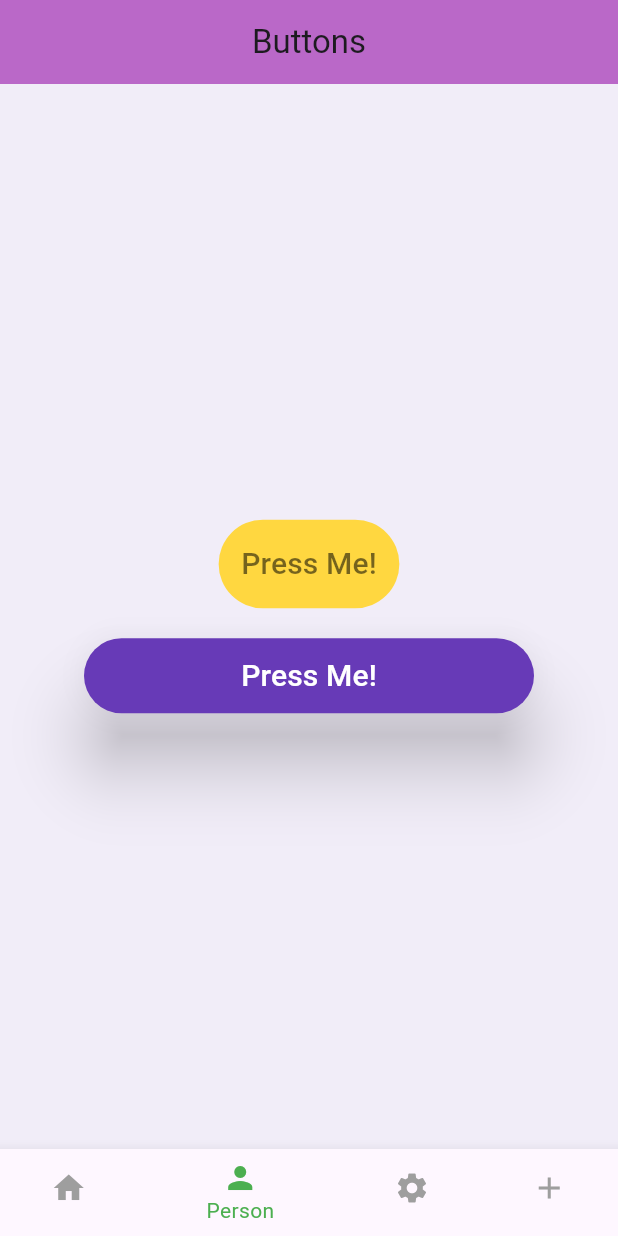
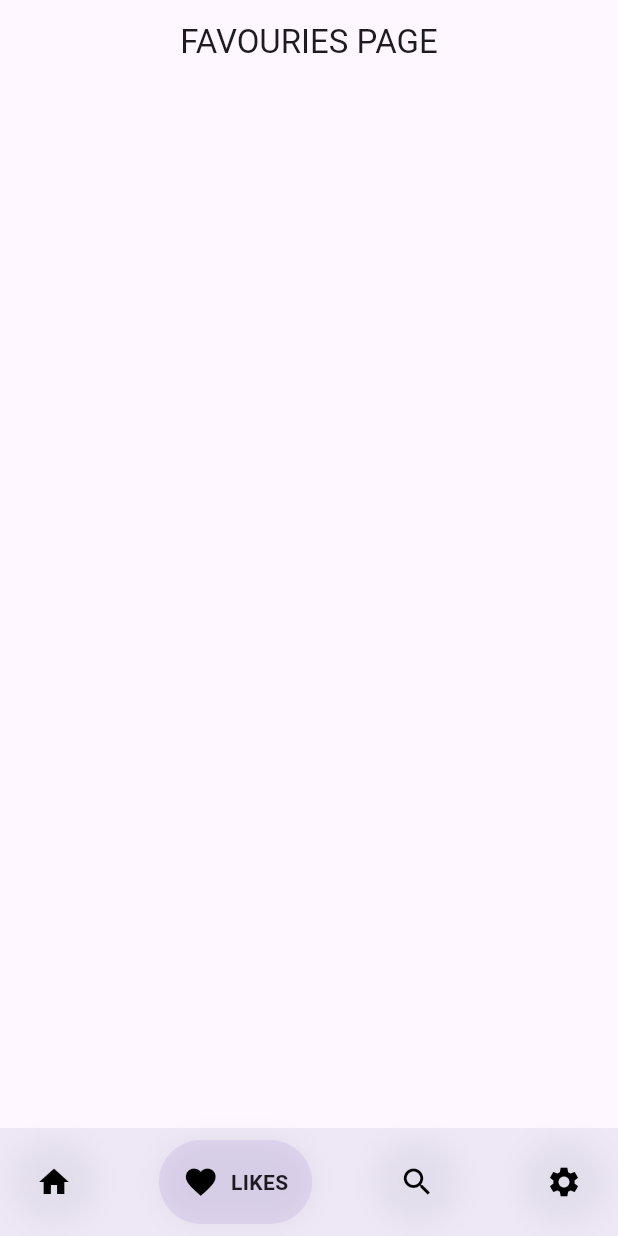
Before and after one commit to SheryarTahir/Important_Widgets, a Flutter app: the screen it shows after launch, item 2 of the bottom bar chosen, on a phone screen of 412 x 824 dp. Run offline on Flutter 3.47's test engine with Material 3 defaults, Android fonts, the phone set to English and light mode, and no system bars; drawn by our look-alikes of google_nav_bar; our stand-ins replace animated_text_kit, cached_network_image.

Commit message:
ModernNavBar

```diff
--- a/lib/main.dart
+++ b/lib/main.dart
@@ -1,3 +1,7 @@
+import 'package:Thirty_Widgets/pages/home.dart';
+import 'package:Thirty_Widgets/pages/like.dart';
+import 'package:Thirty_Widgets/pages/search.dart';
+import 'package:Thirty_Widgets/pages/setting.dart';
 import 'package:Thirty_Widgets/widgets/ListGrid.dart';
 import 'package:Thirty_Widgets/widgets/alertdialog.dart';
 import 'package:Thirty_Widgets/widgets/animated_text.dart';
@@ -11,6 +15,7 @@ import 'package:Thirty_Widgets/widgets/drawer.dart';
 import 'package:Thirty_Widgets/widgets/dropdown_list.dart';
 import 'package:Thirty_Widgets/widgets/dropdownlistprac.dart';
 import 'package:Thirty_Widgets/widgets/image.dart';
+import 'package:Thirty_Widgets/widgets/modern_nav_bar.dart';
 import 'package:Thirty_Widgets/widgets/rowsandcols.dart';
 import 'package:Thirty_Widgets/widgets/snackbar.dart';
 import 'package:flutter/material.dart';
@@ -28,7 +33,7 @@ class MyApp extends StatelessWidget {
         brightness: Brightness.light,
         primaryColor: Colors.deepPurple.shade50,
       ),
-      home: const BottomNavBarPrac(),
+      home: const ModernNavBar(),
     );
   }
 }
--- /dev/null
+++ b/lib/pages/like.dart
@@ -0,0 +1,12 @@
+import 'package:flutter/material.dart';
+
+class LikePage extends StatelessWidget {
+  const LikePage({super.key});
+
+  @override
+  Widget build(BuildContext context) {
+    return Scaffold(
+      appBar: AppBar(title: Center(child: Text('FAVOURIES PAGE')),),
+    );
+  }
+}
--- a/lib/widgets/bottom_nav_bar.dart
+++ b/lib/widgets/bottom_nav_bar.dart
@@ -1,5 +1,3 @@
-import 'package:Thirty_Widgets/widgets/bottom_navigation_bar.dart';
-import 'package:Thirty_Widgets/widgets/button.dart';
 import 'package:flutter/material.dart';
 
 class BottomNavBarPrac extends StatefulWidget {
@@ -13,47 +11,99 @@ class _BottomNavBarPracState extends State<BottomNavBarPrac> {
 
   int selectedIndex = 0;
 
-  PageController pageController = PageController();
-  // List<Widget> widgets = [
-  //   Text('HOME'),
-  //   Text('PERSON'),
-  //   Text('SETTING'),
-  //   Text('ADD'),
-  // ];
+  List<Widget> widgets = [
+    Text('H O M E'),
+    Text('S E A R C H'),
+    Text('S E T T I N G S'),
+    Text('A D D'),
+  ];
+
   void onTapped(int index) {
     setState(() {
       selectedIndex = index;
     });
-    pageController.jumpToPage(index);
-
   }
   @override
   Widget build(BuildContext context) {
     return Scaffold(
       backgroundColor: Colors.deepPurple.shade100,
-      // appBar: AppBar(
-      //   backgroundColor: Colors.deepPurple.shade200,
-      //   title: Text('Bottom Navigation Bar'),
-      // ),
-      body: PageView(
-        controller: pageController,
-        children: [
-          ButtonWidget(),
-        ],
-      ),
-      // Center(child: widgets.elementAt(selectedIndex)),
-      bottomNavigationBar: BottomNavigationBar(
-        items: const <BottomNavigationBarItem>[
-        BottomNavigationBarItem(icon: Icon(Icons.home), label: 'HOME'),
-        BottomNavigationBarItem(icon: Icon(Icons.person), label: 'Person'),
-        BottomNavigationBarItem(icon: Icon(Icons.settings), label: 'Settings'),
-        BottomNavigationBarItem(icon: Icon(Icons.add), label: 'Add'),
+      body: Center(child: widgets.elementAt(selectedIndex)),
+      bottomNavigationBar: BottomNavigationBar(items: const <BottomNavigationBarItem>[
+        BottomNavigationBarItem(icon:
+        Icon(Icons.home), label: 'HOME'),
+        BottomNavigationBarItem(icon:
+        Icon(Icons.search), label: 'SEARCH'),
+        BottomNavigationBarItem(icon:
+        Icon(Icons.settings), label: 'SETTINGS'),
+        BottomNavigationBarItem(icon:
+        Icon(Icons.add), label: 'ADD'),
       ],
-        currentIndex: selectedIndex,
-        selectedItemColor: Colors.green,
-        unselectedItemColor: Colors.grey,
+      currentIndex: selectedIndex,
+        selectedItemColor: Colors.grey.shade800,
+        unselectedItemColor: Colors.blueGrey,
         onTap: onTapped,
       ),
     );
   }
 }
+
+
+// import 'package:Thirty_Widgets/widgets/bottom_navigation_bar.dart';
+// import 'package:Thirty_Widgets/widgets/button.dart';
+// import 'package:flutter/material.dart';
+//
+// class BottomNavBarPrac extends StatefulWidget {
+//   const BottomNavBarPrac({super.key});
+//
+//   @override
+//   State<BottomNavBarPrac> createState() => _BottomNavBarPracState();
+// }
+//
+// class _BottomNavBarPracState extends State<BottomNavBarPrac> {
+//
+//   int selectedIndex = 0;
+//
+//   PageController pageController = PageController();
+//   // List<Widget> widgets = [
+//   //   Text('HOME'),
+//   //   Text('PERSON'),
+//   //   Text('SETTING'),
+//   //   Text('ADD'),
+//   // ];
+//   void onTapped(int index) {
+//     setState(() {
+//       selectedIndex = index;
+//     });
+//     pageController.jumpToPage(index);
+//
+//   }
+//   @override
+//   Widget build(BuildContext context) {
+//     return Scaffold(
+//       backgroundColor: Colors.deepPurple.shade100,
+//       // appBar: AppBar(
+//       //   backgroundColor: Colors.deepPurple.shade200,
+//       //   title: Text('Bottom Navigation Bar'),
+//       // ),
+//       body: PageView(
+//         controller: pageController,
+//         children: [
+//           ButtonWidget(),
+//         ],
+//       ),
+//       // Center(child: widgets.elementAt(selectedIndex)),
+//       bottomNavigationBar: BottomNavigationBar(
+//         items: const <BottomNavigationBarItem>[
+//         BottomNavigationBarItem(icon: Icon(Icons.home), label: 'HOME'),
+//         BottomNavigationBarItem(icon: Icon(Icons.person), label: 'Person'),
+//         BottomNavigationBarItem(icon: Icon(Icons.settings), label: 'Settings'),
+//         BottomNavigationBarItem(icon: Icon(Icons.add), label: 'Add'),
+//       ],
+//         currentIndex: selectedIndex,
+//         selectedItemColor: Colors.green,
+//         unselectedItemColor: Colors.grey,
+//         onTap: onTapped,
+//       ),
+//     );
+//   }
+// }
--- /dev/null
+++ b/lib/widgets/modern_nav_bar.dart
@@ -0,0 +1,79 @@
+import 'package:flutter/material.dart';
+import 'package:google_nav_bar/google_nav_bar.dart';
+import 'package:Thirty_Widgets/pages/home.dart';
+import 'package:Thirty_Widgets/pages/search.dart';
+import 'package:Thirty_Widgets/pages/setting.dart';
+import 'package:Thirty_Widgets/pages/like.dart';
+
+class ModernNavBar extends StatefulWidget {
+  const ModernNavBar({super.key});
+
+  @override
+  State<ModernNavBar> createState() => _ModernNavBarState();
+}
+
+class _ModernNavBarState extends State<ModernNavBar> {
+
+  int selectdIndex = 0;
+
+  PageController pageController = PageController();
+
+  void onTapped(int index) {
+    setState(() {
+      selectdIndex = index;
+    });
+    pageController.jumpToPage(selectdIndex);
+  }
+  @override
+  Widget build(BuildContext context) {
+    return Scaffold(
+        // appBar: AppBar(
+        //   title: const Text('Modern Nav Bar'),
+        // ),
+        body: PageView(
+          controller: pageController,
+          children: [
+            HomePage(),
+            LikePage(),
+            SearchPage(),
+            SettingPage(),
+          ],
+        ),
+        bottomNavigationBar: Container(
+          color: Colors.deepPurple.shade50,
+          child: Padding(
+            padding: const EdgeInsets.all(8.0),
+            child: GNav(
+              curve: Curves.easeInOut,
+              tabShadow: [BoxShadow(color: Colors.grey.withOpacity(0.125), blurRadius: 15)],
+              // tabActiveBorder: Border.all(color: Colors.black, width: 1),
+              // duration: Duration(milliseconds: 900),
+              // haptic: true,
+              rippleColor: Colors.grey.shade200,
+              padding: const EdgeInsets.all(16),
+              iconSize: 24,
+              // backgroundColor: Colors.deepPurple.shade50,
+              tabBackgroundColor: Colors.deepPurple.withOpacity(0.1),
+              gap: 8,
+              tabs: const [
+                GButton(
+                  icon: Icons.home,
+                  text: 'HOME',
+                ),
+                GButton(
+                  icon: Icons.favorite_outlined,
+                  text: 'LIKES',
+                ),
+                GButton(
+                  icon: Icons.search,
+                  text: 'SEARCH',
+                ),
+                GButton(
+                    icon: Icons.settings,
+                    text: 'SETTINGS'),
+              ],onTabChange: onTapped,
+            ),
+          ),
+        ));
+  }
+}
--- a/pubspec.yaml
+++ b/pubspec.yaml
@@ -32,6 +32,7 @@ dependencies:
     sdk: flutter
   cached_network_image: ^3.4.1
   animated_text_kit: ^4.2.2
+  google_nav_bar: ^5.0.6
 
 
   # The following adds the Cupertino Icons font to your application.
```
Also changed, not shown: lib/pages/home.dart (added, +10 -0 lines), lib/pages/search.dart (added, +10 -0 lines), lib/pages/setting.dart (added, +10 -0 lines), pubspec.lock.
